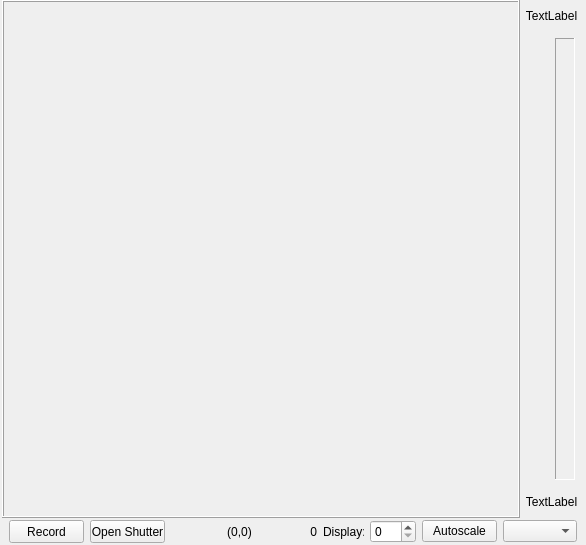
ZhuangLab/storm-control, file hal4000/qtdesigner/camera-display.ui: the form before one commit.
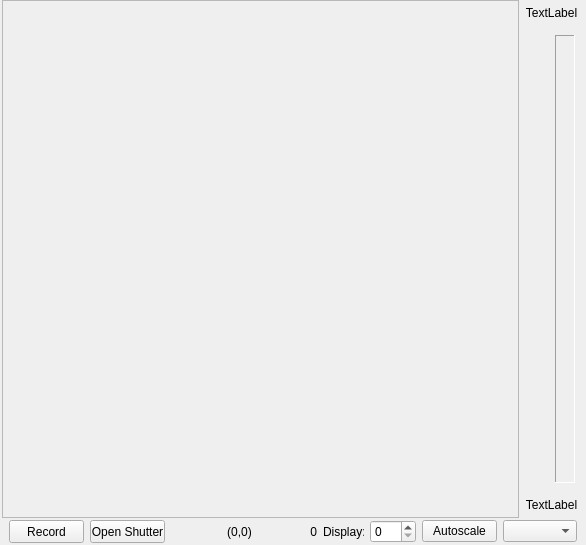
The form after the commit.

Commit message: Initial work on changing the camera display so that it can be more easily used with cameras that have more than 512 x 512 pixels.

```diff
--- a/hal4000/qtdesigner/camera-display.ui
+++ b/hal4000/qtdesigner/camera-display.ui
@@ -36,8 +36,8 @@
      </property>
      <property name="maximumSize">
       <size>
-       <width>586</width>
-       <height>586</height>
+       <width>16777215</width>
+       <height>16777215</height>
       </size>
      </property>
      <layout class="QHBoxLayout" name="horizontalLayout_2">
@@ -57,31 +57,20 @@
        <number>0</number>
       </property>
       <item>
-       <widget class="QFrame" name="cameraDisplayFrame">
-        <property name="sizePolicy">
-         <sizepolicy hsizetype="Fixed" vsizetype="Fixed">
-          <horstretch>0</horstretch>
-          <verstretch>0</verstretch>
-         </sizepolicy>
+       <widget class="QScrollArea" name="cameraScrollArea">
+        <property name="widgetResizable">
+         <bool>true</bool>
         </property>
-        <property name="minimumSize">
-         <size>
-          <width>518</width>
-          <height>518</height>
-         </size>
-        </property>
-        <property name="maximumSize">
-         <size>
-          <width>518</width>
-          <height>518</height>
-         </size>
-        </property>
-        <property name="frameShape">
-         <enum>QFrame::Box</enum>
-        </property>
-        <property name="frameShadow">
-         <enum>QFrame::Raised</enum>
-        </property>
+        <widget class="QWidget" name="scrollAreaWidgetContents">
+         <property name="geometry">
+          <rect>
+           <x>0</x>
+           <y>0</y>
+           <width>515</width>
+           <height>516</height>
+          </rect>
+         </property>
+        </widget>
        </widget>
       </item>
       <item>
@@ -95,7 +84,7 @@
         <property name="maximumSize">
          <size>
           <width>16777215</width>
-          <height>512</height>
+          <height>16777215</height>
          </size>
         </property>
         <layout class="QVBoxLayout" name="verticalLayout">
@@ -370,19 +359,6 @@
      </layout>
     </widget>
    </item>
-   <item>
-    <spacer name="verticalSpacer">
-     <property name="orientation">
-      <enum>Qt::Vertical</enum>
-     </property>
-     <property name="sizeHint" stdset="0">
-      <size>
-       <width>20</width>
-       <height>0</height>
-      </size>
-     </property>
-    </spacer>
-   </item>
   </layout>
  </widget>
  <resources/>
```
The commit also changes 2 other files.
